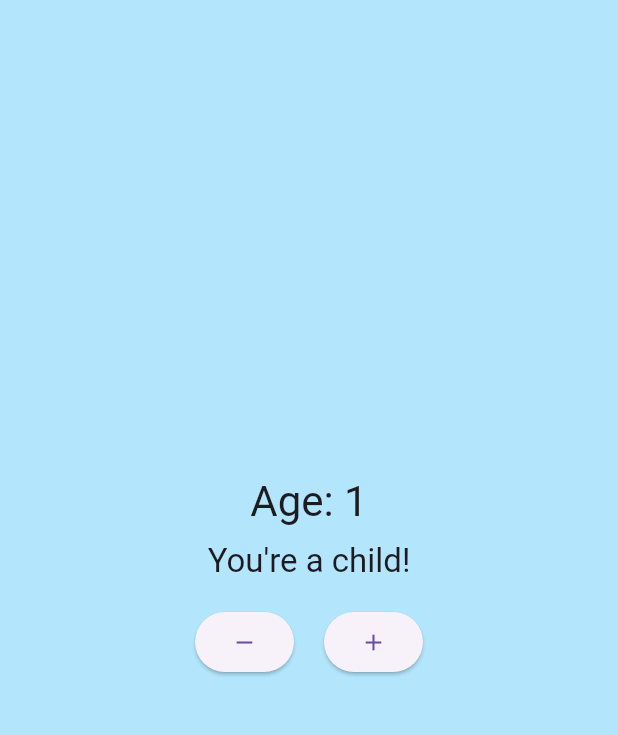
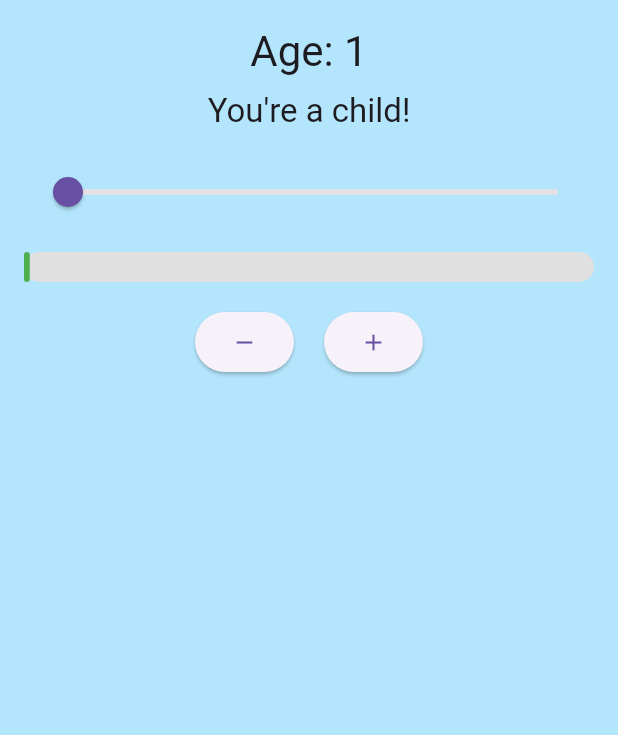
Before and after one commit to grawlings1/cw6v2, a Flutter app: the screen it shows after launch, after a tap on the "add" icon, on a phone screen of 412 x 824 dp, the part 84-819 px from its top. Run offline on Flutter 3.47's test engine with Material 3 defaults, Android fonts, the phone set to English and light mode, and no system bars; missing offline and left inert: window_size.

Commit message:
slider and progress bar

```diff
--- a/lib/main.dart
+++ b/lib/main.dart
@@ -37,13 +37,23 @@ class Counter with ChangeNotifier {
   int value = 0;
 
   void increment() {
-    value += 1;
-    notifyListeners();
+    if (value < 99) {
+      value += 1;
+      notifyListeners();
+    }
   }
 
   void decrement() {
     if (value > 0) {
       value -= 1;
+      notifyListeners();
+    }
+  }
+
+  //  set the age directly (used by the slider)
+  void setAge(int newAge) {
+    if (newAge != value) {
+      value = newAge;
       notifyListeners();
     }
   }
@@ -68,7 +78,7 @@ class MyApp extends StatelessWidget {
 class MyHomePage extends StatelessWidget {
   const MyHomePage({super.key});
 
-  // Helper method to get milestone data based on age
+  // milestone data based on age
   Map<String, dynamic> getMilestoneData(int age) {
     if (age >= 0 && age <= 12) {
       return {
@@ -98,31 +108,74 @@ class MyHomePage extends StatelessWidget {
     }
   }
 
+
+  Color getProgressBarColor(int age) {
+    if (age <= 33) {
+      return Colors.green;
+    } else if (age <= 67) {
+      return Colors.yellow;
+    } else {
+      return Colors.red;
+    }
+  }
+
   @override
   Widget build(BuildContext context) {
     final counter = context.watch<Counter>();
     final milestoneData = getMilestoneData(counter.value);
+
     return Scaffold(
       backgroundColor: milestoneData['backgroundColor'],
       appBar: AppBar(
         title: const Text('Age Counter'),
       ),
-      body: Center(
+      body: Padding(
+        padding: const EdgeInsets.all(16.0),
         child: Column(
-          mainAxisAlignment: MainAxisAlignment.center,
           children: [
             Text(
               'Age: ${counter.value}',
               style: Theme.of(context).textTheme.headlineMedium,
             ),
             const SizedBox(height: 8),
-            // Display milestone message:
             Text(
               milestoneData['message'],
               style: Theme.of(context).textTheme.titleLarge,
             ),
             const SizedBox(height: 16),
-            // Row with decrement and increment buttons:
+            // Slider to set age from 0 to 99
+            Slider(
+              value: counter.value.toDouble(),
+              min: 0,
+              max: 99,
+              divisions: 99,
+              label: '${counter.value}',
+              onChanged: (double newValue) {
+                context.read<Counter>().setAge(newValue.toInt());
+              },
+            ),
+            const SizedBox(height: 16),
+            // Progress bar that reflects the age value
+            Container(
+              height: 20,
+              width: double.infinity,
+              decoration: BoxDecoration(
+                borderRadius: BorderRadius.circular(10),
+                color: Colors.grey[300],
+              ),
+              child: FractionallySizedBox(
+                alignment: Alignment.centerLeft,
+                widthFactor: counter.value / 99,
+                child: Container(
+                  decoration: BoxDecoration(
+                    color: getProgressBarColor(counter.value),
+                    borderRadius: BorderRadius.circular(10),
+                  ),
+                ),
+              ),
+            ),
+            const SizedBox(height: 16),
+            // Row with decrement and increment buttons
             Row(
               mainAxisAlignment: MainAxisAlignment.center,
               children: [
```
